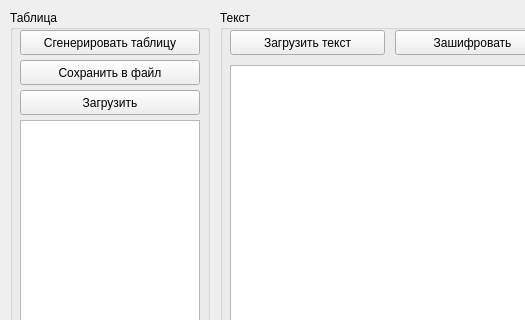
This is mainwindow.ui in merail/qt-substitution-cipher as Qt 5 draws it before an edit; both pictures show x 0 to 525 and y 0 to 320 of the 900 by 675 pixel window. The edited form follows.
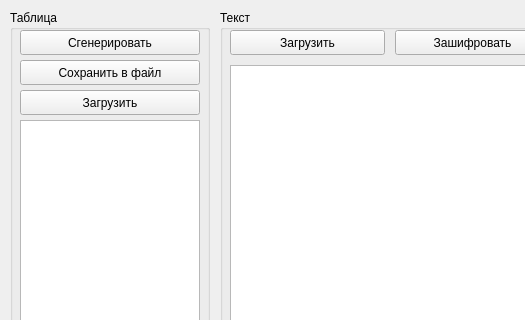
This is the edited form.

The edit to the form file:
```diff
--- a/mainwindow.ui
+++ b/mainwindow.ui
@@ -36,7 +36,7 @@
       </rect>
      </property>
      <property name="text">
-      <string>Загрузить текст</string>
+      <string>Загрузить</string>
      </property>
     </widget>
     <widget class="QPushButton" name="codeText">
@@ -111,7 +111,7 @@
       </rect>
      </property>
      <property name="text">
-      <string>Сгенерировать таблицу</string>
+      <string>Сгенерировать</string>
      </property>
     </widget>
     <widget class="QPushButton" name="saveSubstitutionTable">
```
